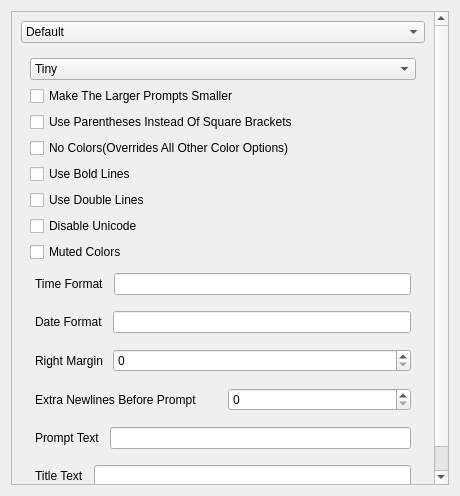
Old version of the form application/prompttab_fix.ui in the repository TheNiteCoder/mx-bashrc-config.
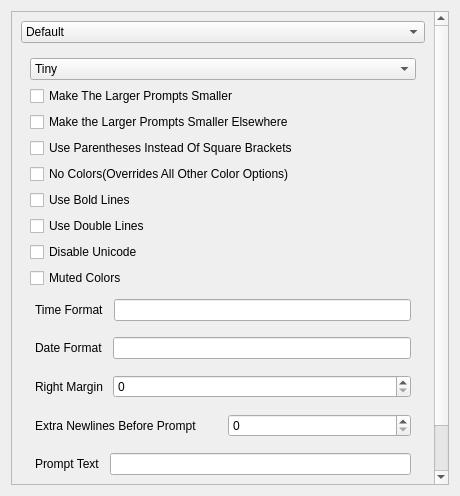
New version of the form.

Commit message: Icons, new options, about and help buttons. Oh my!

Diff of the .ui file:
```diff
--- a/application/prompttab_fix.ui
+++ b/application/prompttab_fix.ui
@@ -34,7 +34,7 @@
         <x>0</x>
         <y>0</y>
         <width>426</width>
-        <height>588</height>
+        <height>620</height>
        </rect>
       </property>
       <layout class="QVBoxLayout" name="verticalLayout_2">
@@ -133,6 +133,13 @@
              </property>
             </widget>
            </item>
+           <item>
+            <widget class="QCheckBox" name="checkBox_CompactLargePrompts2">
+             <property name="text">
+              <string>Make the Larger Prompts Smaller Elsewhere</string>
+             </property>
+            </widget>
+           </item>
            <item>
             <widget class="QCheckBox" name="checkBox_ParensInstead">
              <property name="text">
```
The commit also changes 3 other files.
